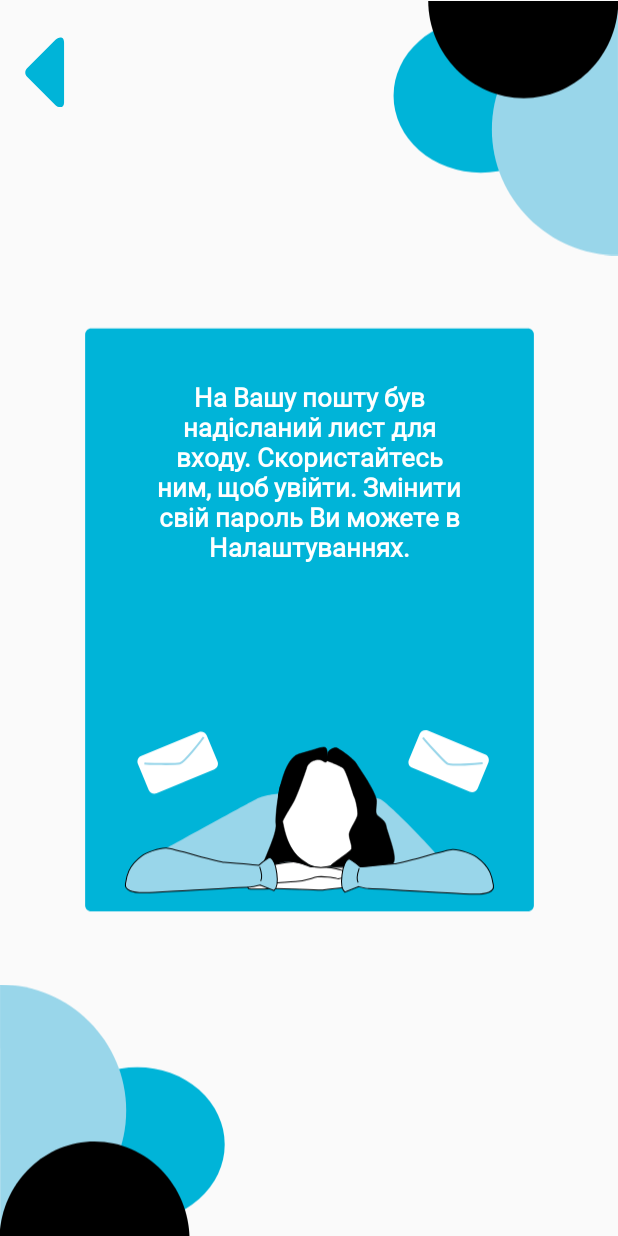
After one commit to AndriyBarskyi/Free_Will, an Android app: the layout activity_check_email_entrance.xml on its own in the app's theme, with its tools: preview values and no code run, on a phone screen of 412 x 824 dp. The commit adds this screen. Run offline under Robolectric (Android 15) with nearby library versions, the phone set to English and light mode, and no system bars.

Commit message:
schedule

```diff
--- /dev/null
+++ b/app/src/main/res/drawable/back.xml
@@ -0,0 +1,9 @@
+<vector xmlns:android="http://schemas.android.com/apk/res/android"
+    android:width="1080dp"
+    android:height="1080dp"
+    android:viewportWidth="1080"
+    android:viewportHeight="1080">
+  <path
+      android:pathData="M672.9,867.8c0,66.4 -68.2,52.6 -94.1,26.7L265.3,581c-25.9,-25.9 -25.9,-68.2 0,-94.1l313.5,-313.5c25.9,-25.9 94.1,-50.4 94.1,30.7"
+      android:fillColor="#00B4D8"/>
+</vector>
--- a/app/src/main/res/drawable/check_girl.xml
+++ /dev/null
@@ -1,73 +0,0 @@
-<vector xmlns:android="http://schemas.android.com/apk/res/android"
-    android:width="1080dp"
-    android:height="1080dp"
-    android:viewportWidth="1080"
-    android:viewportHeight="1080">
-  <path
-      android:pathData="M0,0h1080v1080h-1080z"
-      android:fillColor="#00B4D8"/>
-  <path
-      android:pathData="M397.4,507c-7.8,3.4 -236.2,128.8 -236.2,128.8s140.9,57.7 190.5,61.7S732.8,715 761,709.7s134.2,-21.5 138.2,-28.2c4,-6.7 -153,-170.4 -173.1,-175.8c-20.1,-5.4 -148.9,-29.5 -217.4,-20.1S430.9,492.3 397.4,507z"
-      android:fillColor="#99D6EA"/>
-  <path
-      android:pathData="M589.3,686.8c2.5,-0.8 73.8,-2.7 95.3,8.1c22.8,11.4 -13.4,42.9 -32.2,44.3s-69.8,6.7 -77.8,8.1c-8.1,1.3 -116.7,-5.4 -130.2,-4c-13.4,1.3 -64.4,2.7 -65.7,0c-1.3,-2.7 -6.7,-12.1 -1.3,-13.4s108.7,-9.4 115.4,-10.7C499.4,717.7 581.2,689.5 589.3,686.8z"
-      android:strokeWidth="2"
-      android:fillColor="#FFFFFF"
-      android:strokeColor="#000000"/>
-  <path
-      android:pathData="M409.5,734.2c16.4,-4 34,-8.7 38.9,-7.1c8.1,2.7 26.8,-1.3 55,-2.7c28.2,-1.3 43.1,-9.7 57.7,-12.1c12.6,-2 42.9,1.3 51,4c8.1,2.7 16.1,-2.7 20.1,-5.4c4,-2.7 2.7,-8.1 -1.3,-13.4s-33.9,-9.7 -45.6,-10.7c-9.7,-0.8 -30.9,-1.3 -38.9,-1.3c-8.1,0 -30.9,-13.4 -48.3,-13.4c-17.4,0 -60.4,9.4 -69.8,10.7c-2.6,0.4 -11.3,-0.2 -22.8,-1.2"
-      android:strokeWidth="2"
-      android:fillColor="#FFFFFF"
-      android:strokeColor="#000000"/>
-  <path
-      android:pathData="M687.4,499.3c19.2,205.8 -205.1,282.7 -229.4,21.3c-6,-64.9 40.4,-122.3 103.8,-128.2S681.3,434.4 687.4,499.3z"
-      android:strokeWidth="2"
-      android:fillColor="#FFFFFF"
-      android:strokeColor="#000000"/>
-  <path
-      android:fillColor="#FF000000"
-      android:strokeWidth="1"
-      android:pathData="M587.6,403.4c-0.1,3.9 -4.5,6.3 -7.8,4.3c-5.2,-3.2 -9.9,-6.8 -19.5,-5.6c-13.7,1.7 -24.9,11.2 -27.5,20.6c-2.6,9.4 -22.8,67.3 -33.4,88.4c-7.1,14.2 -31.7,50.7 -30,55.8s10.5,72.4 48,97.9c9.6,6.5 26.8,18.8 26.8,18.8s-28.4,-8.7 -52.3,-12.1c-18.1,-2.5 -76.9,21.4 -75.1,9.4c1.7,-12 37.6,-83.2 34.6,-108c-2.8,-23 11.1,-172.5 60.8,-186.3c49.8,-13.8 66.9,-22.3 72.1,-15.5C587.9,375.8 587.9,393.2 587.6,403.4z"
-      android:strokeColor="#000000"/>
-  <path
-      android:fillColor="#FF000000"
-      android:strokeWidth="1"
-      android:pathData="M585.9,404.4c0,0 1.4,-20.1 4,-24.2s16.2,-12.7 23.1,-9.3c7,3.4 43.3,27.1 51.9,42c8.7,14.9 47.2,67.7 52.4,94.1c1.9,9.7 -3.7,32.1 0.6,39.5c4.3,7.4 23.1,14 25.1,30.2c2,16.3 35.7,93 15.8,101.3c-16.1,6.7 -104.7,8.1 -134.2,6.7c-2.4,-0.1 -31.6,1.6 -29.5,-1.3c6.7,-9.4 54.2,-38.3 56.2,-45.7c2.3,-8.6 -7.6,-29.1 -6.6,-38.8c1.6,-14.3 22.3,-40.8 22.8,-53c0.5,-11.4 -5.4,-39.2 -8.7,-44.8S638.2,431.1 629,424C619.9,416.8 585.9,404.4 585.9,404.4z"
-      android:strokeColor="#000000"/>
-  <path
-      android:pathData="M409.5,734.2c-10.8,2.6 -21,4.9 -26.9,4.9c-14.8,0 -256.3,14.8 -283.1,14.8s-49.6,-5.4 -47,-22.8c2.7,-17.4 5.4,-47 44.3,-75.1c10,-7.3 44.3,-21.5 64.4,-20.1s136.9,37.6 153,37.6c11.6,0 61.1,5.6 91.2,8.2c0,0 26.6,-22.4 30.9,-20.3c16.1,8.1 27,74.2 9.4,87.2L409.5,734.2z"
-      android:strokeWidth="2"
-      android:fillColor="#99D6EA"
-      android:strokeColor="#000000"/>
-  <path
-      android:pathData="M408.1,685.5c1.3,4 9.4,25.5 2.7,37.6"
-      android:strokeWidth="2"
-      android:fillColor="#00000000"
-      android:strokeColor="#000000"/>
-  <path
-      android:pathData="M670.5,738.3c10.8,2.6 21,4.9 26.9,4.9c14.8,0 256.3,14.8 283.1,14.8s49.6,-5.4 47,-22.8c-2.7,-17.4 -5.4,-47 -44.3,-75.1c-10,-7.3 -44.3,-21.5 -64.4,-20.1c-20.1,1.3 -136.9,37.6 -153,37.6c-11.6,0 -61.1,5.6 -91.2,8.2c0,0 -26.6,-22.4 -30.9,-20.3c-16.1,8.1 -27,74.2 -9.4,87.2L670.5,738.3z"
-      android:strokeWidth="2"
-      android:fillColor="#99D6EA"
-      android:strokeColor="#000000"/>
-  <path
-      android:pathData="M671.9,689.5c-1.3,4 -9.4,25.5 -2.7,37.6"
-      android:strokeWidth="2"
-      android:fillColor="#00000000"
-      android:strokeColor="#000000"/>
-  <path
-      android:pathData="M291.5,425.8L131.4,492c-6.1,2.5 -13.2,-0.4 -15.7,-6.5l-31.7,-76.6c-2.5,-6.1 0.4,-13.2 6.5,-15.7L250.7,327c6.1,-2.5 13.2,0.4 15.7,6.5l31.7,76.6C300.6,416.2 297.6,423.3 291.5,425.8z"
-      android:fillColor="#FFFFFF"/>
-  <path
-      android:pathData="M102.8,411.8c6.7,1.3 81.8,2.7 93.9,0s56.4,-60.4 63.1,-69.8"
-      android:strokeWidth="4"
-      android:fillColor="#00000000"
-      android:strokeColor="#99D6EA"/>
-  <path
-      android:pathData="M968.5,488l-160,-66.4c-6.1,-2.5 -9,-9.6 -6.5,-15.7l31.8,-76.5c2.5,-6.1 9.6,-9 15.7,-6.5l160,66.4c6.1,2.5 9,9.6 6.5,15.7l-31.8,76.5C981.6,487.7 974.5,490.6 968.5,488z"
-      android:fillColor="#FFFFFF"/>
-  <path
-      android:pathData="M840.7,343.6c3.6,5.8 53.9,61.7 64.1,68.6c10.2,7 82.6,0 94,-1.5"
-      android:strokeWidth="4"
-      android:fillColor="#00000000"
-      android:strokeColor="#99D6EA"/>
-</vector>
--- /dev/null
+++ b/app/src/main/res/drawable/girl.xml
@@ -0,0 +1,73 @@
+<vector xmlns:android="http://schemas.android.com/apk/res/android"
+    android:width="924dp"
+    android:height="1184dp"
+    android:viewportWidth="924"
+    android:viewportHeight="1184">
+  <path
+      android:pathData="M894,1170.2H32c-6.6,0 -12,-5.4 -12,-12V31.2c0,-6.6 5.4,-12 12,-12h862c6.6,0 12,5.4 12,12v1127C906,1164.8 900.6,1170.2 894,1170.2z"
+      android:fillColor="#00B4D8"/>
+  <path
+      android:pathData="M356.6,949.2c-5.8,2.5 -176,96 -176,96s105,43 142,46s284,13 305,9s100,-16 103,-21s-114,-127 -129,-131s-111,-22 -162,-15S381.6,938.2 356.6,949.2z"
+      android:fillColor="#99D6EA"/>
+  <path
+      android:pathData="M499.6,1083.2c1.9,-0.6 55,-2 71,6c17,8.5 -10,32 -24,33s-52,5 -58,6s-87,-4 -97,-3s-48,2 -49,0s-5,-9 -1,-10s81,-7 86,-8S493.6,1085.2 499.6,1083.2z"
+      android:strokeWidth="2"
+      android:fillColor="#FFFFFF"
+      android:strokeColor="#000000"/>
+  <path
+      android:pathData="M365.6,1118.5c12.2,-3 25.3,-6.5 29,-5.3c6,2 20,-1 41,-2s32.2,-7.3 43,-9c9.4,-1.5 32,1 38,3s12,-2 15,-4s2,-6 -1,-10s-25.3,-7.3 -34,-8c-7.2,-0.6 -23,-1 -29,-1s-23,-10 -36,-10s-45,7 -52,8c-1.9,0.3 -8.4,-0.1 -17,-0.9"
+      android:strokeWidth="2"
+      android:fillColor="#FFFFFF"
+      android:strokeColor="#000000"/>
+  <path
+      android:pathData="M572.7,943.4c14.3,153.4 -152.9,210.7 -171,15.9c-4.5,-48.4 30.1,-91.1 77.3,-95.5S568.2,895 572.7,943.4z"
+      android:strokeWidth="2"
+      android:fillColor="#FFFFFF"
+      android:strokeColor="#000000"/>
+  <path
+      android:fillColor="#FF000000"
+      android:strokeWidth="1"
+      android:pathData="M498.3,871.9c-0.1,2.9 -3.3,4.7 -5.8,3.2c-3.9,-2.4 -7.4,-5.1 -14.5,-4.2c-10.2,1.3 -18.5,8.3 -20.5,15.4s-17,50.2 -24.9,65.9c-5.3,10.5 -23.6,37.8 -22.4,41.6c1.3,3.8 7.8,53.9 35.8,72.9c7.2,4.9 20,14 20,14s-21.2,-6.5 -39,-9c-13.5,-1.9 -57.3,16 -56,7c1.3,-9 28,-62 25.8,-80.5c-2.1,-17.2 8.3,-128.6 45.3,-138.8s49.9,-16.7 53.7,-11.5C498.6,851.4 498.6,864.3 498.3,871.9z"
+      android:strokeColor="#000000"/>
+  <path
+      android:fillColor="#FF000000"
+      android:strokeWidth="1"
+      android:pathData="M497.1,872.7c0,0 1,-15 3,-18c2,-3 12,-9.5 17.2,-7c5.2,2.5 32.2,20.2 38.7,31.3s35.2,50.5 39.1,70.2c1.4,7.2 -2.8,23.9 0.5,29.5c3.2,5.5 17.2,10.4 18.7,22.5c1.5,12.1 26.6,69.3 11.8,75.5c-12,5 -78,6 -100,5c-1.8,-0.1 -23.5,1.2 -22,-1c5,-7 40.4,-28.6 41.9,-34.1c1.7,-6.4 -5.7,-21.7 -4.9,-28.9c1.2,-10.7 16.7,-30.4 17,-39.5c0.4,-8.5 -4,-29.2 -6.5,-33.4c-2.4,-4.2 -15.6,-52.2 -22.4,-57.6C522.4,881.9 497.1,872.7 497.1,872.7z"
+      android:strokeColor="#000000"/>
+  <path
+      android:pathData="M365.6,1118.5c-8,2 -15.7,3.7 -20,3.7c-11,0 -191,11 -211,11s-37,-4 -35,-17s4,-35 33,-56c7.5,-5.4 33,-16 48,-15s102,28 114,28c8.7,0 45.6,4.2 68,6.1c0,0 19.8,-16.7 23,-15.1c12,6 20.1,55.3 7,65L365.6,1118.5z"
+      android:strokeWidth="2"
+      android:fillColor="#99D6EA"
+      android:strokeColor="#000000"/>
+  <path
+      android:pathData="M364.6,1082.2c1,3 7,19 2,28"
+      android:strokeWidth="2"
+      android:fillColor="#00000000"
+      android:strokeColor="#000000"/>
+  <path
+      android:pathData="M560.1,1121.5c8,2 15.7,3.7 20,3.7c11,0 191,11 211,11s37,-4 35,-17s-4,-35 -33,-56c-7.5,-5.4 -33,-16 -48,-15s-102,28 -114,28c-8.7,0 -45.6,4.2 -68,6.1c0,0 -19.8,-16.7 -23,-15.1c-12,6 -20.1,55.3 -7,65L560.1,1121.5z"
+      android:strokeWidth="2"
+      android:fillColor="#99D6EA"
+      android:strokeColor="#000000"/>
+  <path
+      android:pathData="M561.1,1085.2c-1,3 -7,19 -2,28"
+      android:strokeWidth="2"
+      android:fillColor="#00000000"
+      android:strokeColor="#000000"/>
+  <path
+      android:pathData="M274.9,889.8l-113.7,47c-6.1,2.5 -13.2,-0.4 -15.7,-6.5l-21.3,-51.4c-2.5,-6.1 0.4,-13.2 6.5,-15.7l113.7,-47c6.1,-2.5 13.2,0.4 15.7,6.5l21.3,51.4C283.9,880.2 281,887.3 274.9,889.8z"
+      android:fillColor="#FFFFFF"/>
+  <path
+      android:pathData="M137,878.2c5,1 61,2 70,0s42,-45 47,-52"
+      android:strokeWidth="4"
+      android:fillColor="#00000000"
+      android:strokeColor="#99D6EA"/>
+  <path
+      android:pathData="M779.3,933.8l-113.6,-47.1c-6.1,-2.5 -9,-9.6 -6.5,-15.7l21.3,-51.4c2.5,-6.1 9.6,-9 15.7,-6.5l113.6,47.1c6.1,2.5 9,9.6 6.5,15.7L795,927.3C792.5,933.4 785.4,936.4 779.3,933.8z"
+      android:fillColor="#FFFFFF"/>
+  <path
+      android:pathData="M687,827.3c2.7,4.3 40.2,45.9 47.8,51.2s61.6,0 70.1,-1.1"
+      android:strokeWidth="4"
+      android:fillColor="#00000000"
+      android:strokeColor="#99D6EA"/>
+</vector>
--- /dev/null
+++ b/app/src/main/res/layout/activity_check_email_entrance.xml
@@ -0,0 +1,72 @@
+<?xml version="1.0" encoding="utf-8"?>
+<androidx.constraintlayout.widget.ConstraintLayout xmlns:android="http://schemas.android.com/apk/res/android"
+    xmlns:app="http://schemas.android.com/apk/res-auto"
+    xmlns:tools="http://schemas.android.com/tools"
+    android:layout_width="match_parent"
+    android:layout_height="match_parent"
+    tools:context=".Check_email_entrance">
+
+    <ImageView
+        android:id="@+id/imageView6"
+        android:layout_width="170dp"
+        android:layout_height="225dp"
+        android:layout_marginTop="-28dp"
+        app:layout_constraintEnd_toEndOf="parent"
+        app:layout_constraintTop_toTopOf="parent"
+        app:srcCompat="@drawable/__________________________" />
+
+    <ImageView
+        android:id="@+id/imageView13"
+        android:layout_width="170dp"
+        android:layout_height="401dp"
+        android:layout_marginBottom="-118dp"
+        app:layout_constraintBottom_toBottomOf="parent"
+        app:layout_constraintStart_toStartOf="parent"
+        app:srcCompat="@drawable/circles_down" />
+
+    <ImageView
+        android:id="@+id/imageView17"
+        android:layout_width="match_parent"
+        android:layout_height="539dp"
+        android:layout_marginStart="50dp"
+        android:layout_marginTop="100dp"
+        android:layout_marginEnd="50dp"
+        android:layout_marginBottom="100dp"
+        app:layout_constraintBottom_toBottomOf="parent"
+        app:layout_constraintEnd_toEndOf="parent"
+        app:layout_constraintHorizontal_bias="1.0"
+        app:layout_constraintStart_toStartOf="parent"
+        app:layout_constraintTop_toTopOf="parent"
+        app:srcCompat="@drawable/girl" />
+
+    <TextView
+        android:id="@+id/textView3"
+        android:layout_width="216dp"
+        android:layout_height="162dp"
+        android:layout_marginStart="40dp"
+        android:layout_marginTop="50dp"
+        android:layout_marginEnd="40dp"
+        android:layout_marginBottom="200dp"
+        android:fontFamily="@font/comfortaa"
+        android:text="@string/check_entrance"
+        android:textAlignment="center"
+        android:textColor="@color/white"
+        android:textSize="17sp"
+        android:textStyle="bold"
+        app:layout_constraintBottom_toBottomOf="@+id/imageView17"
+        app:layout_constraintEnd_toEndOf="@+id/imageView17"
+        app:layout_constraintStart_toStartOf="@+id/imageView17"
+        app:layout_constraintTop_toTopOf="@+id/imageView17"
+        app:layout_constraintVertical_bias="0.472" />
+
+    <ImageView
+        android:id="@+id/imageView18"
+        android:layout_width="65dp"
+        android:layout_height="77dp"
+        android:layout_marginStart="2dp"
+        android:layout_marginTop="10dp"
+        app:layout_constraintStart_toStartOf="parent"
+        app:layout_constraintTop_toTopOf="parent"
+        app:srcCompat="@drawable/back" />
+
+</androidx.constraintlayout.widget.ConstraintLayout>
--- a/app/src/main/res/layout/activity_login.xml
+++ b/app/src/main/res/layout/activity_login.xml
@@ -5,6 +5,14 @@
     android:layout_width="match_parent"
     android:layout_height="match_parent"
     tools:context=".LoginActivity">
+
+    <ImageView
+        android:id="@+id/imageView12"
+        android:layout_width="65dp"
+        android:layout_height="77dp"
+        android:layout_marginStart="2dp"
+        android:layout_marginTop="10dp"
+        app:srcCompat="@drawable/back" />
 
     <ImageView
         android:id="@+id/imageView3"
--- a/app/src/main/res/layout/activity_schedule_page.xml
+++ b/app/src/main/res/layout/activity_schedule_page.xml
@@ -33,7 +33,7 @@
         android:layout_marginEnd="140dp"
         android:background="@drawable/btn_shape"
         android:fontFamily="@font/comfortaa"
-        android:text="Змінити"
+        android:text="@string/schedule_btn"
         android:textAlignment="center"
         android:textColor="@color/white"
         android:textSize="14sp"
--- a/app/src/main/res/values/strings.xml
+++ b/app/src/main/res/values/strings.xml
@@ -11,4 +11,7 @@
     <string name="entrance_btn">Увійти</string>
     <string name="entrance_no_account">Я ще не маю акаунта</string>
     <string name="entrance_registration">Зареєструватись</string>
+    <string name="schedule_btn">Змінити</string>
+    <string name="check_entrance"><b>На Вашу пошту був надісланий лист для входу. Скористайтесь ним, щоб увійти.</b>
+    <b>Змінити свій пароль Ви можете в Налаштуваннях.</b></string>
 </resources>
```
